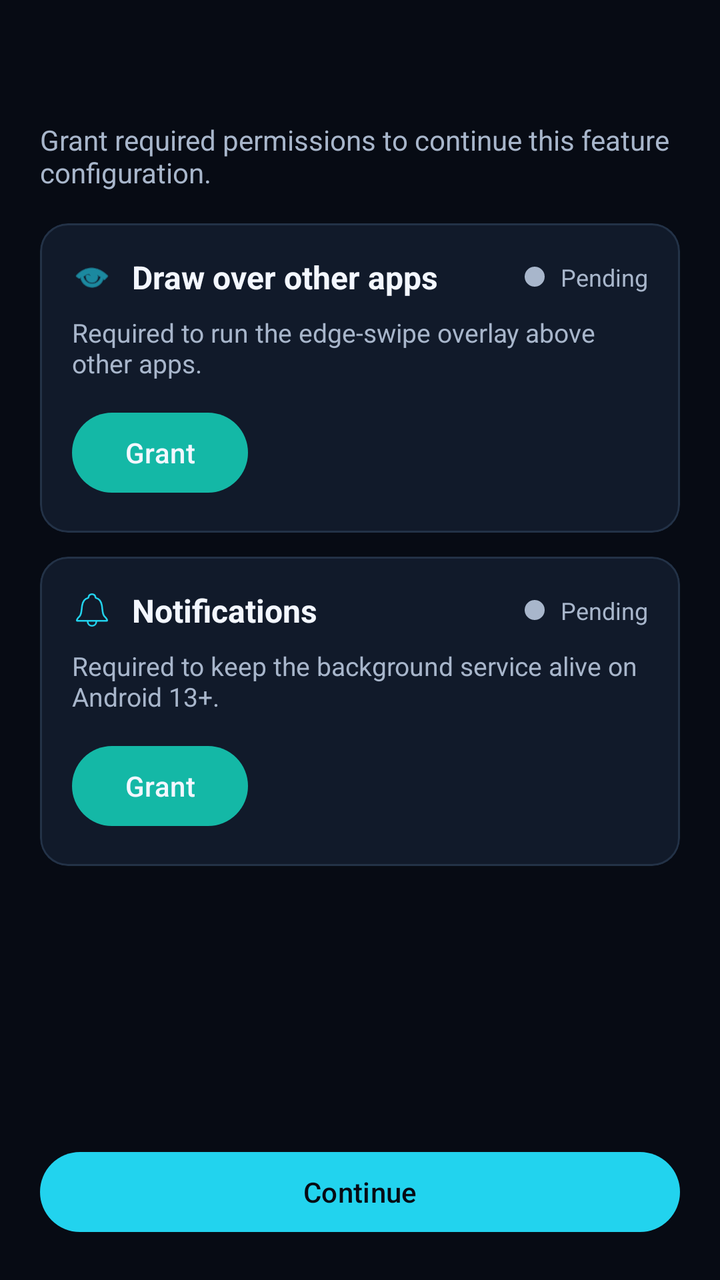
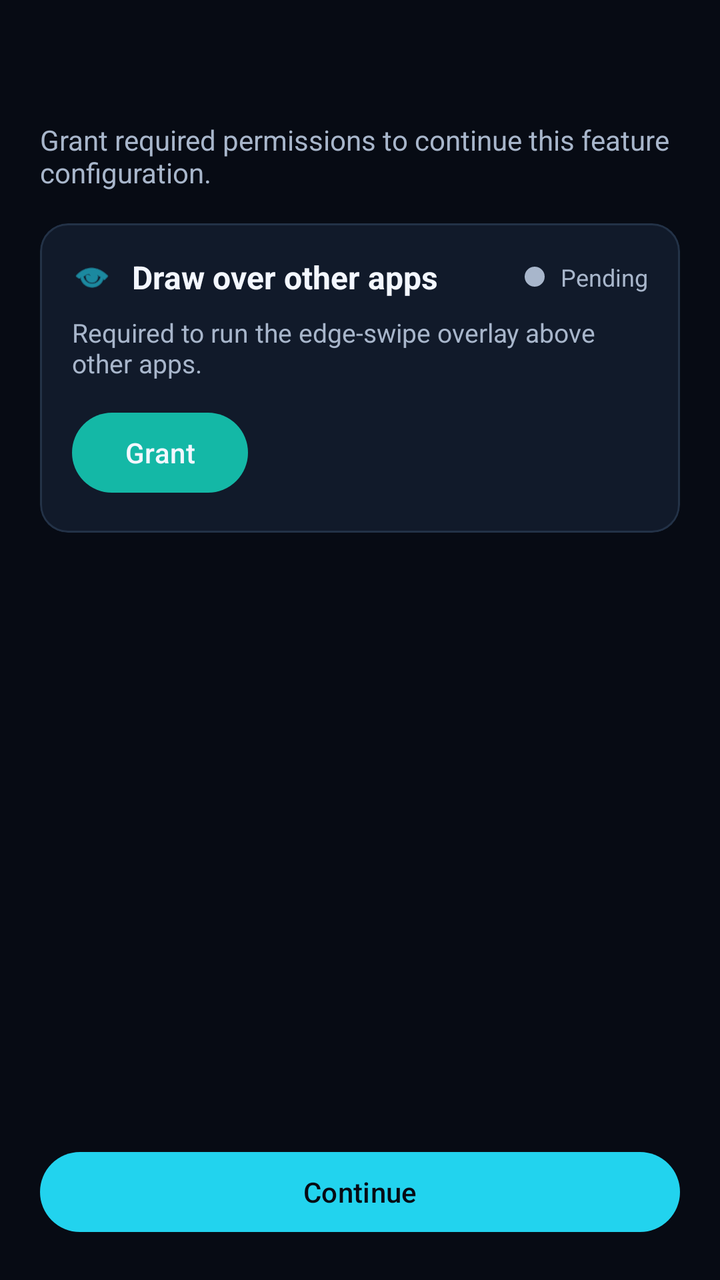

The first picture is an Android layout as it rendered before a commit; the second is the same layout after the commit. The layout source and the unified diff follow.
<!-- AndroidManifest.xml: application theme Theme.DhwaniControl -->
<!-- res/layout/activity_permission_hub.xml -->
<?xml version="1.0" encoding="utf-8"?>
<LinearLayout xmlns:android="http://schemas.android.com/apk/res/android"
    xmlns:app="http://schemas.android.com/apk/res-auto"
    android:layout_width="match_parent"
    android:layout_height="match_parent"
    android:background="@color/colorBackground"
    android:orientation="vertical"
    android:paddingStart="20dp"
    android:paddingTop="20dp"
    android:paddingEnd="20dp"
    android:paddingBottom="20dp">

    <TextView
        android:id="@+id/permissionScreenTitle"
        android:layout_width="match_parent"
        android:layout_height="wrap_content"
        android:textColor="@color/colorTextPrimary"
        android:textSize="24sp"
        android:textStyle="bold" />

    <TextView
        android:id="@+id/permissionSubtitleText"
        android:layout_width="match_parent"
        android:layout_height="wrap_content"
        android:layout_marginTop="8dp"
        android:text="@string/permission_screen_subtitle"
        android:textColor="@color/colorTextSecondary"
        android:textSize="14sp" />

    <com.google.android.material.card.MaterialCardView
        android:id="@+id/blockedReasonCard"
        android:layout_width="match_parent"
        android:layout_height="wrap_content"
        android:layout_marginTop="12dp"
        android:visibility="gone"
        app:cardBackgroundColor="@color/colorSurface"
        app:cardCornerRadius="14dp"
        app:strokeColor="@color/colorSurfaceVariant"
        app:strokeWidth="1dp">

        <LinearLayout
            android:layout_width="match_parent"
            android:layout_height="wrap_content"
            android:orientation="vertical"
            android:padding="16dp">

            <TextView
                android:layout_width="match_parent"
                android:layout_height="wrap_content"
                android:text="@string/permission_blocked_reason_label"
                android:textColor="@color/colorTextPrimary"
                android:textSize="14sp"
                android:textStyle="bold" />

            <TextView
                android:id="@+id/blockedReasonText"
                android:layout_width="match_parent"
                android:layout_height="wrap_content"
                android:layout_marginTop="6dp"
                android:textColor="@color/colorTextSecondary"
                android:textSize="13sp" />

        </LinearLayout>
    </com.google.android.material.card.MaterialCardView>

    <ScrollView
        android:layout_width="match_parent"
        android:layout_height="0dp"
        android:layout_marginTop="16dp"
        android:layout_weight="1"
        android:fillViewport="true">

        <LinearLayout
            android:layout_width="match_parent"
            android:layout_height="wrap_content"
            android:orientation="vertical">

            <com.google.android.material.card.MaterialCardView
                android:id="@+id/overlayPermissionCard"
                android:layout_width="match_parent"
                android:layout_height="wrap_content"
                android:layout_marginBottom="12dp"
                app:cardBackgroundColor="@color/colorSurface"
                app:cardCornerRadius="14dp"
                app:strokeColor="@color/colorSurfaceVariant"
                app:strokeWidth="1dp">

                <LinearLayout
                    android:layout_width="match_parent"
                    android:layout_height="wrap_content"
                    android:orientation="vertical"
                    android:padding="16dp">

                    <LinearLayout
                        android:layout_width="match_parent"
                        android:layout_height="wrap_content"
                        android:gravity="center_vertical"
                        android:orientation="horizontal">

                        <ImageView
                            android:id="@+id/overlayPermissionIcon"
                            android:layout_width="20dp"
                            android:layout_height="20dp"
                            android:contentDescription="@string/content_description_overlay_icon"
                            android:src="@android:drawable/ic_menu_view"
                            app:tint="@color/colorAccent" />

                        <TextView
                            android:id="@+id/overlayPermissionLabel"
                            android:layout_width="0dp"
                            android:layout_height="wrap_content"
                            android:layout_marginStart="10dp"
                            android:layout_weight="1"
                            android:text="@string/permission_overlay_title"
                            android:textColor="@color/colorTextPrimary"
                            android:textSize="16sp"
                            android:textStyle="bold" />

                        <View
                            android:id="@+id/overlayStatusDot"
                            android:layout_width="10dp"
                            android:layout_height="10dp"
                            android:background="@drawable/bg_status_dot"
                            android:contentDescription="@string/content_description_status_indicator" />

                        <TextView
                            android:id="@+id/overlayStatusText"
                            android:layout_width="wrap_content"
                            android:layout_height="wrap_content"
                            android:layout_marginStart="8dp"
                            android:text="@string/permission_status_pending"
                            android:textColor="@color/colorTextSecondary"
                            android:textSize="12sp" />
                    </LinearLayout>

                    <TextView
                        android:id="@+id/overlayPermissionExplanation"
                        android:layout_width="match_parent"
                        android:layout_height="wrap_content"
                        android:layout_marginTop="8dp"
                        android:text="@string/permission_overlay_explanation"
                        android:textColor="@color/colorTextSecondary"
                        android:textSize="13sp" />

                    <com.google.android.material.button.MaterialButton
                        android:id="@+id/overlayGrantButton"
                        style="@style/Widget.Material3.Button"
                        android:layout_width="wrap_content"
                        android:layout_height="wrap_content"
                        android:layout_marginTop="12dp"
                        android:text="@string/permission_grant_button"
                        android:textColor="@color/colorTextPrimary"
                        app:backgroundTint="@color/colorPrimary"
                        app:iconTint="@color/colorTextPrimary" />
                </LinearLayout>
            </com.google.android.material.card.MaterialCardView>

            <com.google.android.material.card.MaterialCardView
                android:id="@+id/notificationPermissionCard"
                android:layout_width="match_parent"
                android:layout_height="wrap_content"
                app:cardBackgroundColor="@color/colorSurface"
                app:cardCornerRadius="14dp"
                app:strokeColor="@color/colorSurfaceVariant"
                app:strokeWidth="1dp">

                <LinearLayout
                    android:layout_width="match_parent"
                    android:layout_height="wrap_content"
                    android:orientation="vertical"
                    android:padding="16dp">

                    <LinearLayout
                        android:layout_width="match_parent"
                        android:layout_height="wrap_content"
                        android:gravity="center_vertical"
                        android:orientation="horizontal">

                        <ImageView
                            android:id="@+id/notificationPermissionIcon"
                            android:layout_width="20dp"
                            android:layout_height="20dp"
                            android:contentDescription="@string/content_description_notifications_icon"
                            android:src="@drawable/ic_bell"
                            app:tint="@color/colorAccent" />

                        <TextView
                            android:id="@+id/notificationPermissionLabel"
                            android:layout_width="0dp"
                            android:layout_height="wrap_content"
                            android:layout_marginStart="10dp"
                            android:layout_weight="1"
                            android:text="@string/permission_notifications_title"
                            android:textColor="@color/colorTextPrimary"
                            android:textSize="16sp"
                            android:textStyle="bold" />

                        <View
                            android:id="@+id/notificationStatusDot"
                            android:layout_width="10dp"
                            android:layout_height="10dp"
                            android:background="@drawable/bg_status_dot"
                            android:contentDescription="@string/content_description_status_indicator" />

                        <TextView
                            android:id="@+id/notificationStatusText"
                            android:layout_width="wrap_content"
                            android:layout_height="wrap_content"
                            android:layout_marginStart="8dp"
                            android:text="@string/permission_status_pending"
                            android:textColor="@color/colorTextSecondary"
                            android:textSize="12sp" />
                    </LinearLayout>

                    <TextView
                        android:id="@+id/notificationPermissionExplanation"
                        android:layout_width="match_parent"
                        android:layout_height="wrap_content"
                        android:layout_marginTop="8dp"
                        android:text="@string/permission_notifications_explanation"
                        android:textColor="@color/colorTextSecondary"
                        android:textSize="13sp" />

                    <com.google.android.material.button.MaterialButton
                        android:id="@+id/notificationGrantButton"
                        style="@style/Widget.Material3.Button"
                        android:layout_width="wrap_content"
                        android:layout_height="wrap_content"
                        android:layout_marginTop="12dp"
                        android:text="@string/permission_grant_button"
                        android:textColor="@color/colorTextPrimary"
                        app:backgroundTint="@color/colorPrimary"
                        app:iconTint="@color/colorTextPrimary" />
                </LinearLayout>
            </com.google.android.material.card.MaterialCardView>

        </LinearLayout>
    </ScrollView>

    <TextView
        android:id="@+id/settingsHintText"
        android:layout_width="match_parent"
        android:layout_height="wrap_content"
        android:layout_marginBottom="10dp"
        android:text="@string/permission_settings_hint"
        android:textColor="@color/colorTextSecondary"
        android:textSize="12sp"
        android:visibility="gone" />

    <com.google.android.material.button.MaterialButton
        android:id="@+id/continueButton"
        style="@style/Widget.Material3.Button"
        android:layout_width="match_parent"
        android:layout_height="wrap_content"
        android:enabled="false"
        android:text="@string/permission_continue_button"
        android:textColor="@color/colorBackground"
        app:backgroundTint="@color/colorAccent"
        app:iconTint="@color/colorBackground"
        app:rippleColor="@color/colorPrimary" />

</LinearLayout>
<!-- resources referenced by this layout -->
<resources>
  <color name="colorAccent">#22D3EE</color>
  <color name="colorBackground">#070B14</color>
  <color name="colorPrimary">#14B8A6</color>
  <color name="colorSurface">#111A2A</color>
  <color name="colorSurfaceVariant">#233247</color>
  <color name="colorTextPrimary">#F3F7FF</color>
  <color name="colorTextSecondary">#A8B6CB</color>
  <!-- drawable bg_status_dot (drawable) -->
  <shape xmlns:android="http://schemas.android.com/apk/res/android" android:shape="oval">
      <size
          android:width="10dp"
          android:height="10dp" />
      <solid android:color="@color/colorTextSecondary" />
  </shape>
  <!-- drawable ic_bell (drawable) -->
  <vector xmlns:android="http://schemas.android.com/apk/res/android" xmlns:aapt="http://schemas.android.com/aapt"
      android:viewportWidth="49.736"
      android:viewportHeight="52.035"
      android:width="24dp"
      android:height="24dp">
      <path
          android:pathData="M6.531 40.67H29.8c-0.15 3.287 -2.192 5.435 -4.942 5.435 -2.728 0 -4.77 -2.148 -4.941 -5.435h-1.053c0.065 3.76 2.514 6.445 5.994 6.445 3.502 0 5.952 -2.685 5.995 -6.445h12.353c0.602 0 1.031 -0.43 1.031 -1.074 0 -2.192 -1.912 -3.975 -3.588 -5.866 -2.406 -2.707 -2.17 -8.185 -2.921 -13.384 -0.752 -5.135 -2.88 -9.303 -7.842 -10.485 -0.365 -3.03 -2.406 -4.941 -5.028 -4.941 -2.62 0 -4.64 1.912 -5.005 4.941 -4.963 1.182 -7.09 5.35 -7.842 10.485 -0.752 5.199 -0.537 10.677 -2.922 13.384C7.412 35.62 5.5 37.405 5.5 39.596c0 0.644 0.408 1.074 1.031 1.074Zm0.15 -1.074v-0.215c-0.02 -1.332 1.74 -3.373 3.18 -4.856 2.772 -2.879 2.364 -8.83 3.201 -13.943 0.86 -5.156 2.686 -8.465 6.51 -9.496 0.817 -0.215 1.268 -0.494 1.397 -1.225 0.322 -2.127 1.633 -3.889 3.888 -3.889s3.588 1.762 3.91 3.89c0.108 0.73 0.58 1.009 1.376 1.224 3.845 1.031 5.671 4.34 6.53 9.496 0.839 5.113 0.43 11.064 3.202 13.943 1.418 1.483 3.18 3.524 3.18 4.856v0.215Z"
          android:fillColor="#FFFFFFFF"
          android:strokeColor="#FFFFFFFF"
          android:strokeWidth="1" />
  </vector>
  <string name="content_description_notifications_icon">Notifications icon</string>
  <string name="content_description_overlay_icon">Draw-over-apps icon</string>
  <string name="content_description_status_indicator">Permission status indicator</string>
  <string name="permission_blocked_reason_label">Why is this unavailable?</string>
  <string name="permission_continue_button">Continue</string>
  <string name="permission_grant_button">Grant</string>
  <string name="permission_notifications_explanation">Required to keep the background service alive on Android 13+.</string>
  <string name="permission_notifications_title">Notifications</string>
  <string name="permission_overlay_explanation">Required to run the edge-swipe overlay above other apps.</string>
  <string name="permission_overlay_title">Draw over other apps</string>
  <string name="permission_screen_subtitle">Grant required permissions to continue this feature configuration.</string>
  <string name="permission_settings_hint">Android is no longer showing the prompt. Open app settings and allow notifications manually.</string>
  <string name="permission_status_pending">Pending</string>
  <color name="colorWarning">#F59E0B</color>
  <!-- unchanged entries left out for length: 1 -->
</resources>

<!-- the commit's change to res/layout/activity_permission_hub.xml (unified diff, before → after) -->
@@ -155,84 +155,6 @@
                 </LinearLayout>
             </com.google.android.material.card.MaterialCardView>
 
-            <com.google.android.material.card.MaterialCardView
-                android:id="@+id/notificationPermissionCard"
-                android:layout_width="match_parent"
-                android:layout_height="wrap_content"
-                app:cardBackgroundColor="@color/colorSurface"
-                app:cardCornerRadius="14dp"
-                app:strokeColor="@color/colorSurfaceVariant"
-                app:strokeWidth="1dp">
-
-                <LinearLayout
-                    android:layout_width="match_parent"
-                    android:layout_height="wrap_content"
-                    android:orientation="vertical"
-                    android:padding="16dp">
-
-                    <LinearLayout
-                        android:layout_width="match_parent"
-                        android:layout_height="wrap_content"
-                        android:gravity="center_vertical"
-                        android:orientation="horizontal">
-
-                        <ImageView
-                            android:id="@+id/notificationPermissionIcon"
-                            android:layout_width="20dp"
-                            android:layout_height="20dp"
-                            android:contentDescription="@string/content_description_notifications_icon"
-                            android:src="@drawable/ic_bell"
-                            app:tint="@color/colorAccent" />
-
-                        <TextView
-                            android:id="@+id/notificationPermissionLabel"
-                            android:layout_width="0dp"
-                            android:layout_height="wrap_content"
-                            android:layout_marginStart="10dp"
-                            android:layout_weight="1"
-                            android:text="@string/permission_notifications_title"
-                            android:textColor="@color/colorTextPrimary"
-                            android:textSize="16sp"
-                            android:textStyle="bold" />
-
-                        <View
-                            android:id="@+id/notificationStatusDot"
-                            android:layout_width="10dp"
-                            android:layout_height="10dp"
-                            android:background="@drawable/bg_status_dot"
-                            android:contentDescription="@string/content_description_status_indicator" />
-
-                        <TextView
-                            android:id="@+id/notificationStatusText"
-                            android:layout_width="wrap_content"
-                            android:layout_height="wrap_content"
-                            android:layout_marginStart="8dp"
-                            android:text="@string/permission_status_pending"
-                            android:textColor="@color/colorTextSecondary"
-                            android:textSize="12sp" />
-                    </LinearLayout>
-
-                    <TextView
-                        android:id="@+id/notificationPermissionExplanation"
-                        android:layout_width="match_parent"
-                        android:layout_height="wrap_content"
-                        android:layout_marginTop="8dp"
-                        android:text="@string/permission_notifications_explanation"
-                        android:textColor="@color/colorTextSecondary"
-                        android:textSize="13sp" />
-
-                    <com.google.android.material.button.MaterialButton
-                        android:id="@+id/notificationGrantButton"
-                        style="@style/Widget.Material3.Button"
-                        android:layout_width="wrap_content"
-                        android:layout_height="wrap_content"
-                        android:layout_marginTop="12dp"
-                        android:text="@string/permission_grant_button"
-                        android:textColor="@color/colorTextPrimary"
-                        app:backgroundTint="@color/colorPrimary"
-                        app:iconTint="@color/colorTextPrimary" />
-                </LinearLayout>
-            </com.google.android.material.card.MaterialCardView>
 
         </LinearLayout>
     </ScrollView>
<!-- resource entries referenced after the edit -->
@@ -14,26 +14,11 @@
           android:height="10dp" />
       <solid android:color="@color/colorTextSecondary" />
   </shape>
-  <!-- drawable ic_bell (drawable) -->
-  <vector xmlns:android="http://schemas.android.com/apk/res/android" xmlns:aapt="http://schemas.android.com/aapt"
-      android:viewportWidth="49.736"
-      android:viewportHeight="52.035"
-      android:width="24dp"
-      android:height="24dp">
-      <path
-          android:pathData="M6.531 40.67H29.8c-0.15 3.287 -2.192 5.435 -4.942 5.435 -2.728 0 -4.77 -2.148 -4.941 -5.435h-1.053c0.065 3.76 2.514 6.445 5.994 6.445 3.502 0 5.952 -2.685 5.995 -6.445h12.353c0.602 0 1.031 -0.43 1.031 -1.074 0 -2.192 -1.912 -3.975 -3.588 -5.866 -2.406 -2.707 -2.17 -8.185 -2.921 -13.384 -0.752 -5.135 -2.88 -9.303 -7.842 -10.485 -0.365 -3.03 -2.406 -4.941 -5.028 -4.941 -2.62 0 -4.64 1.912 -5.005 4.941 -4.963 1.182 -7.09 5.35 -7.842 10.485 -0.752 5.199 -0.537 10.677 -2.922 13.384C7.412 35.62 5.5 37.405 5.5 39.596c0 0.644 0.408 1.074 1.031 1.074Zm0.15 -1.074v-0.215c-0.02 -1.332 1.74 -3.373 3.18 -4.856 2.772 -2.879 2.364 -8.83 3.201 -13.943 0.86 -5.156 2.686 -8.465 6.51 -9.496 0.817 -0.215 1.268 -0.494 1.397 -1.225 0.322 -2.127 1.633 -3.889 3.888 -3.889s3.588 1.762 3.91 3.89c0.108 0.73 0.58 1.009 1.376 1.224 3.845 1.031 5.671 4.34 6.53 9.496 0.839 5.113 0.43 11.064 3.202 13.943 1.418 1.483 3.18 3.524 3.18 4.856v0.215Z"
-          android:fillColor="#FFFFFFFF"
-          android:strokeColor="#FFFFFFFF"
-          android:strokeWidth="1" />
-  </vector>
-  <string name="content_description_notifications_icon">Notifications icon</string>
   <string name="content_description_overlay_icon">Draw-over-apps icon</string>
   <string name="content_description_status_indicator">Permission status indicator</string>
   <string name="permission_blocked_reason_label">Why is this unavailable?</string>
   <string name="permission_continue_button">Continue</string>
   <string name="permission_grant_button">Grant</string>
-  <string name="permission_notifications_explanation">Required to keep the background service alive on Android 13+.</string>
-  <string name="permission_notifications_title">Notifications</string>
   <string name="permission_overlay_explanation">Required to run the edge-swipe overlay above other apps.</string>
   <string name="permission_overlay_title">Draw over other apps</string>
   <string name="permission_screen_subtitle">Grant required permissions to continue this feature configuration.</string>
